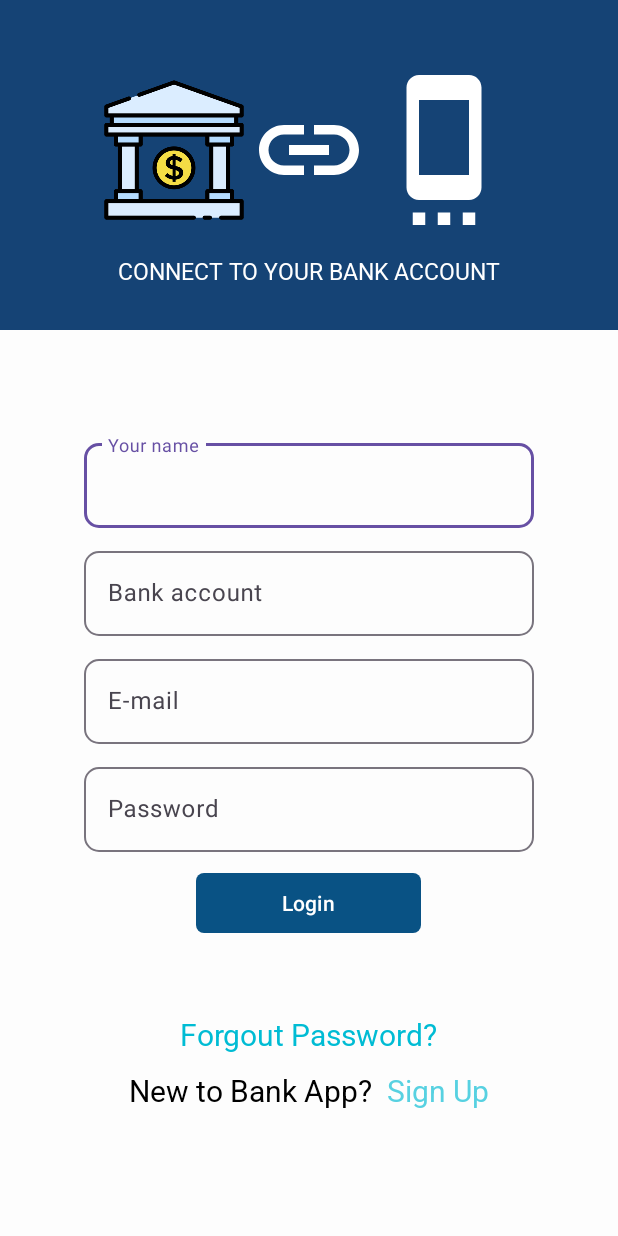
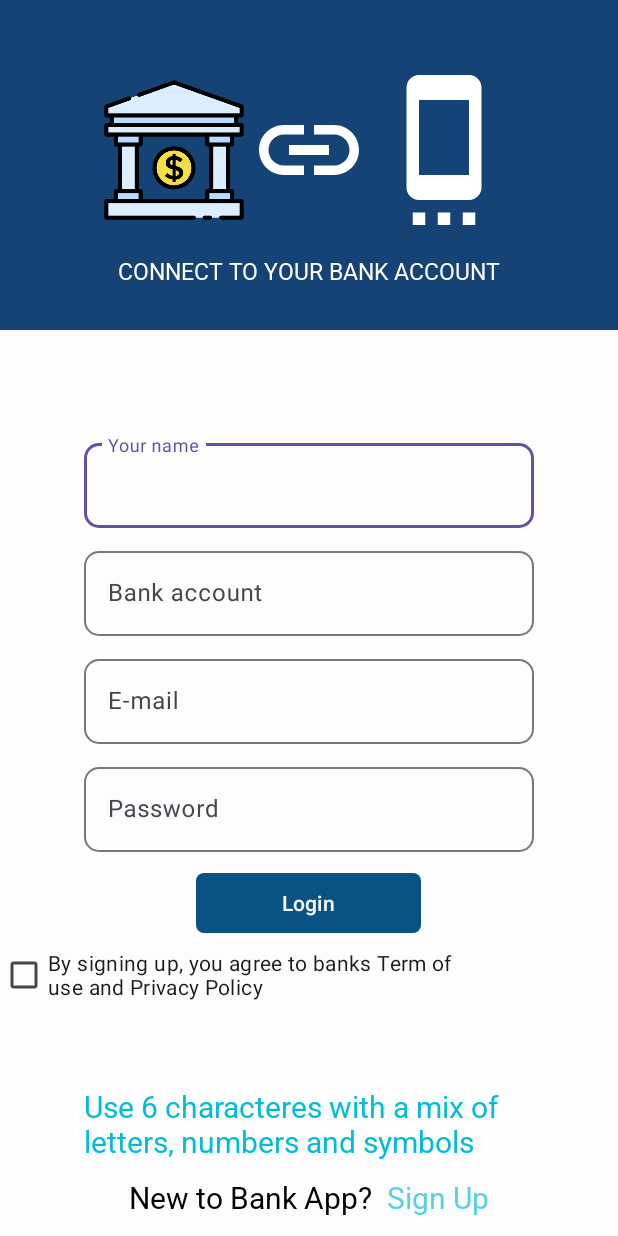
Before and after one commit to lndsilva/AppHomeBankFake, an Android app: the screen it shows after launch (ConnectAccountActivity), on a phone screen of 412 x 824 dp. Run offline under Robolectric (Android 15) with nearby library versions, the phone set to English and light mode, and no system bars.

Commit message:
connect account

```diff
--- a/app/src/main/res/layout/connect_account_layout.xml
+++ b/app/src/main/res/layout/connect_account_layout.xml
@@ -147,14 +147,22 @@
             app:backgroundTint="#095284"
             app:cornerRadius="5sp" />
 
+        <CheckBox
+            android:layout_width="wrap_content"
+            android:layout_height="wrap_content"
+            android:layout_marginLeft="100dp"
+            android:layout_marginEnd="100dp"
+            android:text="By signing up, you agree to banks Term of use and Privacy Policy" />
+
+
 
         <TextView
-            android:layout_width="wrap_content"
+            android:layout_width="300sp"
             android:layout_height="wrap_content"
             android:layout_gravity="center_horizontal"
             android:layout_marginTop="50sp"
             android:fontFamily="@font/roboto_variable"
-            android:text="@string/forgout_password"
+            android:text="@string/use_6_characteres_with_a_mix_of_letters_numbers_and_symbols"
             android:textAllCaps="false"
             android:textColor="#00BCD4"
             android:textSize="20sp" />
@@ -177,6 +185,8 @@
                 android:textColor="#000000"
                 android:textSize="20sp" />
 
+
+
             <TextView
                 android:layout_width="wrap_content"
                 android:layout_height="wrap_content"
@@ -191,6 +201,7 @@
         </LinearLayout>
 
 
+
     </LinearLayout>
 
 
--- a/app/src/main/res/values/strings.xml
+++ b/app/src/main/res/values/strings.xml
@@ -11,4 +11,5 @@
     <string name="your_name">Your name</string>
     <string name="bank_account">Bank account</string>
     <string name="e_mail">E-mail</string>
+    <string name="use_6_characteres_with_a_mix_of_letters_numbers_and_symbols">Use 6 characteres with a mix of letters, numbers and symbols</string>
 </resources>
```
